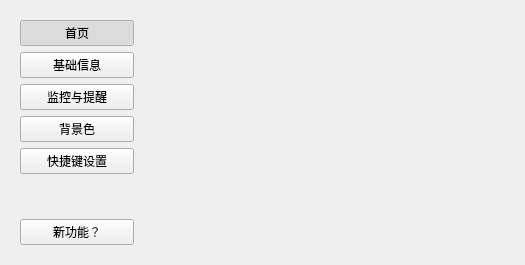
The window that uis/rc_setting/setting_ui.ui (YQBaobao/RollerCoaster) describes before a commit, drawn with Qt 5.
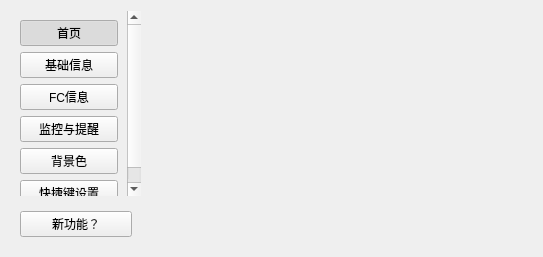
The same window after the commit. Icons and pictures are not drawn.

Commit message: ADD:内盘 Futures

The edit to the form file:
```diff
--- a/uis/rc_setting/setting_ui.ui
+++ b/uis/rc_setting/setting_ui.ui
@@ -6,20 +6,20 @@
    <rect>
     <x>0</x>
     <y>0</y>
-    <width>525</width>
-    <height>265</height>
+    <width>543</width>
+    <height>257</height>
    </rect>
   </property>
   <property name="minimumSize">
    <size>
-    <width>525</width>
-    <height>265</height>
+    <width>543</width>
+    <height>257</height>
    </size>
   </property>
   <property name="maximumSize">
    <size>
-    <width>525</width>
-    <height>265</height>
+    <width>543</width>
+    <height>257</height>
    </size>
   </property>
   <property name="windowTitle">
@@ -34,13 +34,13 @@
     <widget class="QStackedWidget" name="stackedWidget">
      <property name="minimumSize">
       <size>
-       <width>365</width>
+       <width>385</width>
        <height>0</height>
       </size>
      </property>
      <property name="maximumSize">
       <size>
-       <width>365</width>
+       <width>385</width>
        <height>16777215</height>
       </size>
      </property>
@@ -59,11 +59,46 @@
        <rect>
         <x>0</x>
         <y>0</y>
-        <width>136</width>
-        <height>200</height>
+        <width>134</width>
+        <height>192</height>
        </rect>
       </property>
       <layout class="QGridLayout" name="gridLayout_3">
+       <item row="5" column="0">
+        <widget class="QPushButton" name="pushButton_shortcut_key">
+         <property name="text">
+          <string>快捷键设置</string>
+         </property>
+         <property name="checkable">
+          <bool>true</bool>
+         </property>
+         <property name="autoExclusive">
+          <bool>true</bool>
+         </property>
+         <attribute name="buttonGroup">
+          <string notr="true">buttonGroup</string>
+         </attribute>
+        </widget>
+       </item>
+       <item row="0" column="0">
+        <widget class="QPushButton" name="pushButton_home">
+         <property name="text">
+          <string>首页</string>
+         </property>
+         <property name="checkable">
+          <bool>true</bool>
+         </property>
+         <property name="checked">
+          <bool>true</bool>
+         </property>
+         <property name="autoExclusive">
+          <bool>true</bool>
+         </property>
+         <attribute name="buttonGroup">
+          <string notr="true">buttonGroup</string>
+         </attribute>
+        </widget>
+       </item>
        <item row="1" column="0">
         <widget class="QPushButton" name="pushButton_base">
          <property name="text">
@@ -80,23 +115,7 @@
          </attribute>
         </widget>
        </item>
-       <item row="4" column="0">
-        <widget class="QPushButton" name="pushButton_shortcut_key">
-         <property name="text">
-          <string>快捷键设置</string>
-         </property>
-         <property name="checkable">
-          <bool>true</bool>
-         </property>
-         <property name="autoExclusive">
-          <bool>true</bool>
-         </property>
-         <attribute name="buttonGroup">
-          <string notr="true">buttonGroup</string>
-         </attribute>
-        </widget>
-       </item>
-       <item row="2" column="0">
+       <item row="3" column="0">
         <widget class="QPushButton" name="pushButton_monitor">
          <property name="text">
           <string>监控与提醒</string>
@@ -112,7 +131,7 @@
          </attribute>
         </widget>
        </item>
-       <item row="3" column="0">
+       <item row="4" column="0">
         <widget class="QPushButton" name="pushButton_background_color">
          <property name="text">
           <string>背景色</string>
@@ -128,26 +147,7 @@
          </attribute>
         </widget>
        </item>
-       <item row="0" column="0">
-        <widget class="QPushButton" name="pushButton_home">
-         <property name="text">
-          <string>首页</string>
-         </property>
-         <property name="checkable">
-          <bool>true</bool>
-         </property>
-         <property name="checked">
-          <bool>true</bool>
-         </property>
-         <property name="autoExclusive">
-          <bool>true</bool>
-         </property>
-         <attribute name="buttonGroup">
-          <string notr="true">buttonGroup</string>
-         </attribute>
-        </widget>
-       </item>
-       <item row="5" column="0">
+       <item row="6" column="0">
         <spacer name="verticalSpacer">
          <property name="orientation">
           <enum>Qt::Vertical</enum>
@@ -160,6 +160,22 @@
          </property>
         </spacer>
        </item>
+       <item row="2" column="0">
+        <widget class="QPushButton" name="pushButton_futures">
+         <property name="text">
+          <string>FC信息</string>
+         </property>
+         <property name="checkable">
+          <bool>true</bool>
+         </property>
+         <property name="autoExclusive">
+          <bool>true</bool>
+         </property>
+         <attribute name="buttonGroup">
+          <string notr="true">buttonGroup</string>
+         </attribute>
+        </widget>
+       </item>
       </layout>
      </widget>
     </widget>
```
The commit also changes 12 other files.
